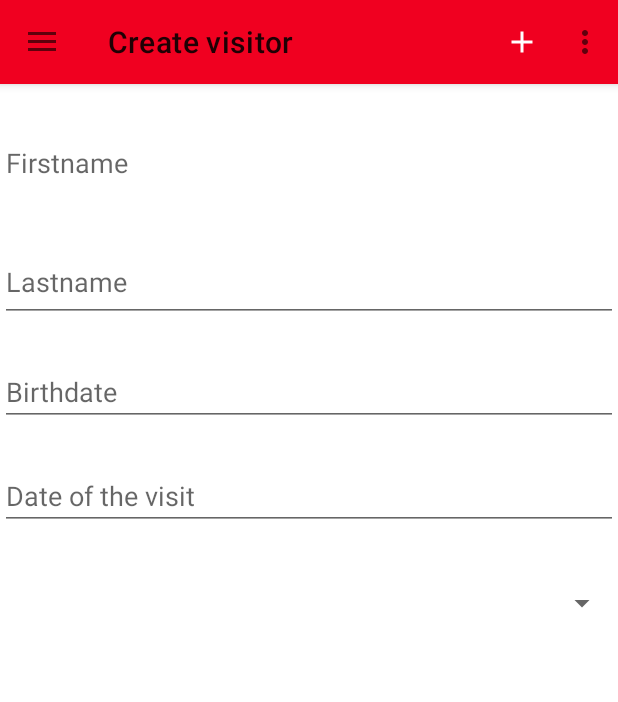
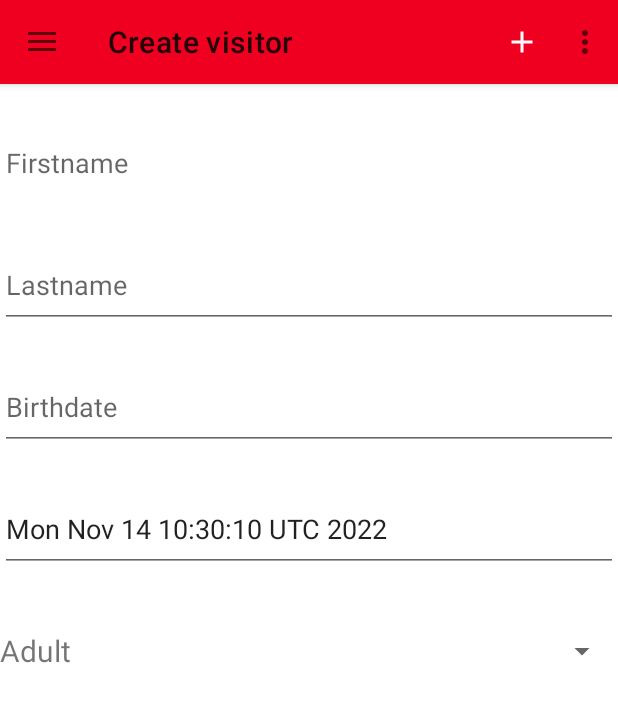
Before and after one commit to Celinevialard/FunPark, an Android app: the VisitorDetailActivity screen opened directly, with no data from a screen before it, on a phone screen of 412 x 824 dp. Shown: the top 702 px of the screen. Run offline under Robolectric (Android 15) with nearby library versions, the phone set to English and light mode, and no system bars; our stand-ins replace Room's generated code.

Commit message:
spinner ticket type, set visitordetails as child from visitors

```diff
--- a/app/src/main/java/com/example/funpark/adapter/ListAdapter.java
+++ b/app/src/main/java/com/example/funpark/adapter/ListAdapter.java
@@ -50,7 +50,7 @@ public class ListAdapter<T> extends ArrayAdapter<T> {
                     .inflate(mResource, parent, false);
 
             viewHolder = new ViewHolder();
-            viewHolder.itemView = convertView.findViewById(R.id.ticketType);
+            viewHolder.itemView = convertView.findViewById(R.id.ticketTypeItem);
 
             convertView.setTag(viewHolder);
         } else {
--- a/app/src/main/java/com/example/funpark/database/DatabaseInitializer.java
+++ b/app/src/main/java/com/example/funpark/database/DatabaseInitializer.java
@@ -41,10 +41,9 @@ public class DatabaseInitializer {
 
 
     private static void populateWithTestData(AppDatabase db) {
-        db.visitorDao().deleteAll();
         db.ticketTypeDao().deleteAll();
         db.ticketDao().deleteAll();
-
+        db.visitorDao().deleteAll();
 
         addTicketType(db,1,"Adult","Adulte");
         addTicketType(db,2,"Senior","Sénior");
--- a/app/src/main/java/com/example/funpark/database/entity/TicketTypeEntity.java
+++ b/app/src/main/java/com/example/funpark/database/entity/TicketTypeEntity.java
@@ -50,7 +50,6 @@ public class TicketTypeEntity{
 
     @Override
     public String toString() {
-        return  "nameEn='" + nameEn + '\'' +
-                ", nameFr='" + nameFr + '\'';
+        return  nameEn ;
     }
 }
--- a/app/src/main/java/com/example/funpark/ui/visitor/VisitorDetailActivity.java
+++ b/app/src/main/java/com/example/funpark/ui/visitor/VisitorDetailActivity.java
@@ -31,6 +31,7 @@ import com.example.funpark.util.OnAsyncEventListener;
 import com.example.funpark.viewmodel.visitor.VisitorViewModel;
 
 import java.text.NumberFormat;
+import java.util.ArrayList;
 import java.util.Calendar;
 import java.util.Date;
 import java.util.List;
@@ -54,6 +55,8 @@ public class VisitorDetailActivity extends BaseActivity {
     private Spinner spTicketType;
 
     private VisitorEntity visitor;
+    private ArrayList<TicketTypeEntity> ticketTypes;
+    ListAdapter<TicketTypeEntity> adapterTicketType;
 
     private VisitorViewModel viewModel;
 
@@ -73,11 +76,19 @@ public class VisitorDetailActivity extends BaseActivity {
         VisitorViewModel.Factory factory = new VisitorViewModel.Factory(
                 getApplication(), visitorId);
         viewModel = new ViewModelProvider(new ViewModelStore(), (ViewModelProvider.Factory) factory).get(VisitorViewModel.class);
+        viewModel.getTicketTypes().observe(this, ticketTypeEntities ->{
+            if(ticketTypeEntities!=null){
+                for (TicketTypeEntity t:ticketTypeEntities) {
+                    ticketTypes.add(t);
+                }
+                adapterTicketType.updateData(ticketTypes);
+            }
+        });
         viewModel.getVisitor().observe(this, visitorEntity -> {
             if (visitorEntity != null) {
                 visitor = visitorEntity;
-                updateContent();
             }
+            updateContent();
         });
 
         if (visitorId != 0) {
@@ -142,10 +153,8 @@ public class VisitorDetailActivity extends BaseActivity {
             createVisitor(
                     etFirstName.getText().toString(),
                     etLastName.getText().toString(),
-                    new Date(),
-                    new Date(),
-                    //etBirthDate.getText().toString(),
-                    //etVisitDate.getText().toString(),
+                    new Date(etBirthDate.getText().toString()),
+                    new Date(etVisitDate.getText().toString()),
                     spTicketType.getSelectedItemPosition()
             );
         }
@@ -171,6 +180,10 @@ public class VisitorDetailActivity extends BaseActivity {
 
         spTicketType.setFocusable(false);
         spTicketType.setEnabled(false);
+
+        ticketTypes = new ArrayList<>();
+        adapterTicketType = new ListAdapter<>(this, R.layout.row_ticket_type, new ArrayList<>());
+        spTicketType.setAdapter(adapterTicketType);
         }
 
     private void switchEditableMode() {
@@ -200,10 +213,8 @@ public class VisitorDetailActivity extends BaseActivity {
             saveChanges(
                     etFirstName.getText().toString(),
                     etLastName.getText().toString(),
-                    new Date(),
-                    new Date(),
-                    //etBirthDate.getText().toString(),
-                    //etVisitDate.getText().toString(),
+                    new Date(etBirthDate.getText().toString()),
+                    new Date(etVisitDate.getText().toString()),
                     spTicketType.getSelectedItemPosition()
             );
             etFirstName.setFocusable(false);
@@ -283,17 +294,17 @@ public class VisitorDetailActivity extends BaseActivity {
     }
 
     private void updateContent() {
-        List<TicketTypeEntity> ticketTypes =  viewModel.getTicketTypes();
-        spTicketType.setAdapter(new ListAdapter<TicketTypeEntity>(this, R.layout.activity_visitor_detail, ticketTypes));
+
+        spTicketType.setAdapter(adapterTicketType);
 
         if (visitor != null) {
             etFirstName.setText(visitor.getFirstName());
             etLastName.setText(visitor.getLastName());
             etBirthDate.setText(visitor.getBirthDate().toString());
             etVisitDate.setText(visitor.getVisitDate().toString());
-            //spTicketType.setSelection(visitor.getTicketType());
+            spTicketType.setSelection(visitor.getTicketType());
         }else{
-            etVisitDate.setText(new Date().toString());
+            etVisitDate.setText((new Date()).toString());
         }
 
     }
--- a/app/src/main/java/com/example/funpark/viewmodel/visitor/VisitorViewModel.java
+++ b/app/src/main/java/com/example/funpark/viewmodel/visitor/VisitorViewModel.java
@@ -1,6 +1,7 @@
 package com.example.funpark.viewmodel.visitor;
 
 import android.app.Application;
+import android.util.Log;
 
 import androidx.annotation.NonNull;
 import androidx.lifecycle.AndroidViewModel;
@@ -10,13 +11,14 @@ import androidx.lifecycle.ViewModel;
 import androidx.lifecycle.ViewModelProvider;
 
 import com.example.funpark.BaseApp;
-import com.example.funpark.database.entity.TicketEntity;
 import com.example.funpark.database.entity.TicketTypeEntity;
 import com.example.funpark.database.entity.VisitorEntity;
 import com.example.funpark.database.repository.TicketTypeRepository;
 import com.example.funpark.database.repository.VisitorRepository;
 import com.example.funpark.util.OnAsyncEventListener;
 
+import java.io.Console;
+import java.util.ArrayList;
 import java.util.List;
 
 public class VisitorViewModel extends AndroidViewModel {
@@ -96,7 +98,7 @@ public class VisitorViewModel extends AndroidViewModel {
         repository.delete(visitor, callback, application);
     }
 
-    public List<TicketTypeEntity> getTicketTypes(){
-        return repositoryTicketType.getTicketTypes(application).getValue();
+    public LiveData<List<TicketTypeEntity>> getTicketTypes() {
+        return repositoryTicketType.getTicketTypes(application);
     }
 }
--- a/app/src/main/res/layout/activity_visitor_detail.xml
+++ b/app/src/main/res/layout/activity_visitor_detail.xml
@@ -20,8 +20,8 @@
 
     <EditText
         android:id="@+id/lastName"
-        android:layout_width="412dp"
-        android:layout_height="53dp"
+        android:layout_width="0dp"
+        android:layout_height="57dp"
         android:layout_marginTop="24dp"
         android:ems="10"
         android:hint="@string/lastName"
@@ -33,7 +33,7 @@
     <EditText
         android:id="@+id/birthDate"
         android:layout_width="0dp"
-        android:layout_height="wrap_content"
+        android:layout_height="57dp"
         android:layout_marginTop="24dp"
         android:ems="10"
         android:hint="@string/birthDate"
@@ -45,7 +45,7 @@
     <EditText
         android:id="@+id/visitDate"
         android:layout_width="0dp"
-        android:layout_height="wrap_content"
+        android:layout_height="57dp"
         android:layout_marginTop="24dp"
         android:ems="10"
         android:hint="@string/visitDate"
@@ -57,7 +57,7 @@
     <Spinner
         android:id="@+id/ticketType"
         android:layout_width="0dp"
-        android:layout_height="50dp"
+        android:layout_height="57dp"
         android:layout_marginTop="24dp"
         app:layout_constraintEnd_toEndOf="parent"
         app:layout_constraintHorizontal_bias="1.0"
--- /dev/null
+++ b/app/src/main/res/layout/row_ticket_type.xml
@@ -0,0 +1,7 @@
+<?xml version="1.0" encoding="utf-8"?>
+<TextView xmlns:android="http://schemas.android.com/apk/res/android"
+    android:id="@+id/ticketTypeItem"
+    android:layout_width="wrap_content"
+    android:layout_height="wrap_content"
+    android:text="TextView"
+    android:textSize="20sp"/>
```
Also changed, not shown: app/src/main/AndroidManifest.xml (+4 -3 lines).
